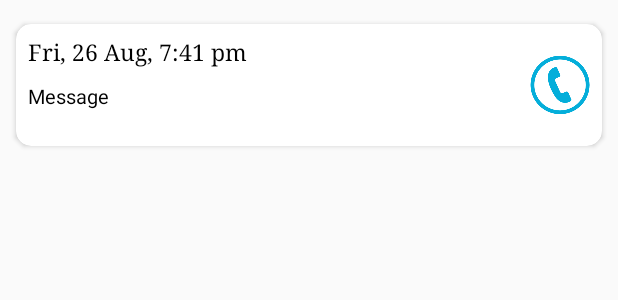
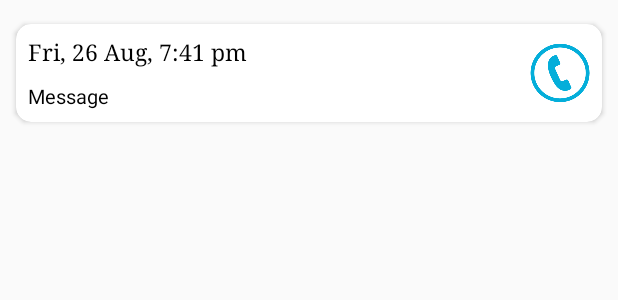
Before and after one commit to nihalanisumit/Poolio, an Android app: the layout message_list_row.xml on its own in the app's theme, with its tools: preview values and no code run, on a phone screen of 412 x 824 dp. Shown: the top 300 px of the screen. Run offline under Robolectric (Android 15) with nearby library versions, the phone set to English and light mode, and no system bars.

```diff
--- a/app/src/main/java/androarmy/poolio/SignIn.java
+++ b/app/src/main/java/androarmy/poolio/SignIn.java
@@ -107,7 +107,6 @@ public class SignIn extends AppCompatActivity {
     {
         mSharedPreferences = getSharedPreferences("UserDetails", Context.MODE_PRIVATE);
         SharedPreferences.Editor editor = mSharedPreferences.edit();
-
         mob= input_mob.getText().toString().trim();
         editor.putString("mobile",mob);
         editor.putString("device id",device_id);
--- a/app/src/main/res/layout/message_list_row.xml
+++ b/app/src/main/res/layout/message_list_row.xml
@@ -45,7 +45,6 @@
             android:layout_height="wrap_content"
             android:id="@+id/message"
             android:text="Message"
-            android:lines="2"
             android:maxLines="3"
             android:textSize="13dp"
             android:textColor="#000"/>
```
Also changed, not shown: app/src/main/java/androarmy/poolio/Recycler_View_Adapter.java (+8 -9 lines).
